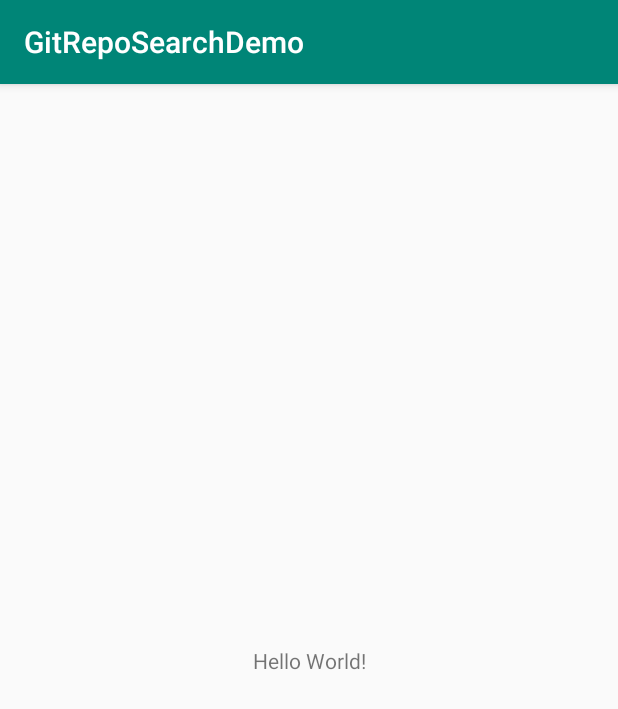
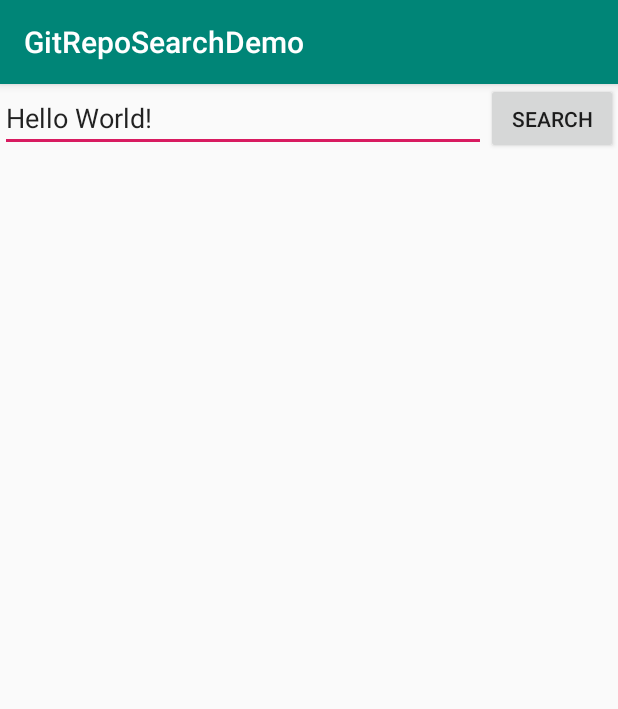
Before and after one commit to yunhaoguo/GitRepoSearchDemo, an Android app: the screen it shows after launch (MainActivity), on a phone screen of 412 x 824 dp. Shown: the top 709 px of the screen. Run offline under Robolectric (Android 15) with nearby library versions, the phone set to English and light mode, and no system bars.

Commit message:
search repo

```diff
--- a/app/src/main/AndroidManifest.xml
+++ b/app/src/main/AndroidManifest.xml
@@ -1,6 +1,8 @@
 <?xml version="1.0" encoding="utf-8"?>
 <manifest xmlns:android="http://schemas.android.com/apk/res/android"
           package="com.example.gitreposearchdemo">
+
+    <uses-permission android:name="android.permission.INTERNET"/>
 
     <application
             android:allowBackup="true"
--- a/app/src/main/java/com/example/gitreposearchdemo/MainActivity.kt
+++ b/app/src/main/java/com/example/gitreposearchdemo/MainActivity.kt
@@ -2,11 +2,58 @@ package com.example.gitreposearchdemo
 
 import androidx.appcompat.app.AppCompatActivity
 import android.os.Bundle
+import android.view.View
+import android.widget.LinearLayout
+import android.widget.Toast
+import androidx.recyclerview.widget.DividerItemDecoration
+import androidx.recyclerview.widget.LinearLayoutManager
+import com.example.gitreposearchdemo.api.GithubService
+import com.example.gitreposearchdemo.api.RepoCallback
+import com.example.gitreposearchdemo.api.RepoSearchResponse
+import com.example.gitreposearchdemo.api.search
+import com.example.gitreposearchdemo.model.Repo
+import com.example.gitreposearchdemo.ui.ReposAdapter
+import kotlinx.android.synthetic.main.activity_main.*
+import retrofit2.Call
+import retrofit2.Callback
+import retrofit2.Response
 
 class MainActivity : AppCompatActivity() {
+
+    private var repos: MutableList<Repo> = mutableListOf()
+
+    private val adapter = ReposAdapter(repos)
+
+    private val service by lazy {
+        GithubService.create()
+    }
 
     override fun onCreate(savedInstanceState: Bundle?) {
         super.onCreate(savedInstanceState)
         setContentView(R.layout.activity_main)
+
+        rv.layoutManager = LinearLayoutManager(this)
+        rv.adapter = adapter
+        val decoration = DividerItemDecoration(this, DividerItemDecoration.VERTICAL)
+        rv.addItemDecoration(decoration)
+        btn_search.setOnClickListener {
+            search(
+                service,
+                et_input.text.toString(),
+                1,
+                50,
+                object : RepoCallback {
+                    override fun onSuccess(reposNet: List<Repo>) {
+                        repos.clear()
+                        repos.addAll(reposNet)
+                        adapter.notifyDataSetChanged()
+                    }
+                    override fun onFailure(e: String?) {
+
+                    }
+            })
+        }
+
+
     }
 }
--- /dev/null
+++ b/app/src/main/java/com/example/gitreposearchdemo/ui/ReposAdapter.kt
@@ -0,0 +1,32 @@
+package com.example.gitreposearchdemo.ui
+
+import android.view.LayoutInflater
+import android.view.View
+import android.view.ViewGroup
+import android.widget.TextView
+import androidx.recyclerview.widget.RecyclerView
+import com.example.gitreposearchdemo.R
+import com.example.gitreposearchdemo.model.Repo
+
+class ReposAdapter(val repos: List<Repo>) : RecyclerView.Adapter<ReposAdapter.ViewHolder>() {
+
+    override fun onCreateViewHolder(parent: ViewGroup, viewType: Int): ViewHolder {
+        val v = LayoutInflater.from(parent.context).inflate(R.layout.repo_item, parent, false)
+        return ViewHolder(v)
+    }
+
+    override fun getItemCount(): Int {
+        return repos.size
+    }
+
+    override fun onBindViewHolder(holder: ViewHolder, position: Int) {
+        holder.tvName.text = repos[position].name
+        holder.tvStar.text = repos[position].stars.toString()
+    }
+
+
+    class ViewHolder(itemView: View) : RecyclerView.ViewHolder(itemView) {
+        val tvName = itemView.findViewById<TextView>(R.id.tv_repo_name)
+        val tvStar = itemView.findViewById<TextView>(R.id.tv_repo_star)
+    }
+}
--- a/app/src/main/res/layout/activity_main.xml
+++ b/app/src/main/res/layout/activity_main.xml
@@ -7,13 +7,34 @@
         android:layout_height="match_parent"
         tools:context=".MainActivity">
 
-    <TextView
-            android:layout_width="wrap_content"
-            android:layout_height="wrap_content"
-            android:text="Hello World!"
-            app:layout_constraintBottom_toBottomOf="parent"
-            app:layout_constraintLeft_toLeftOf="parent"
-            app:layout_constraintRight_toRightOf="parent"
-            app:layout_constraintTop_toTopOf="parent"/>
+    <EditText
+        android:id="@+id/et_input"
+        android:layout_width="0dp"
+        android:layout_height="wrap_content"
+        android:text="Hello World!"
+        app:layout_constraintTop_toTopOf="parent"
+        app:layout_constraintStart_toStartOf="parent"
+        app:layout_constraintEnd_toStartOf="@id/btn_search"/>
+    <Button
+        android:id="@+id/btn_search"
+        android:layout_width="wrap_content"
+        android:layout_height="wrap_content"
+        android:text="search"
+        app:layout_constraintEnd_toEndOf="parent"
+        app:layout_constraintBottom_toTopOf="@id/rv"
+        app:layout_constraintStart_toEndOf="@id/et_input"
+        app:layout_constraintTop_toTopOf="parent"
+        />
+
+    <androidx.recyclerview.widget.RecyclerView
+        android:id="@+id/rv"
+        android:layout_width="0dp"
+        android:layout_height="0dp"
+        app:layout_constraintTop_toBottomOf="@id/et_input"
+        app:layout_constraintBottom_toBottomOf="parent"
+        app:layout_constraintStart_toStartOf="parent"
+        app:layout_constraintEnd_toEndOf="parent">
+
+    </androidx.recyclerview.widget.RecyclerView>
 
 </androidx.constraintlayout.widget.ConstraintLayout>
```
Also changed, not shown: app/build.gradle (+18 -0 lines), app/src/main/java/com/example/gitreposearchdemo/api/GithubService.kt (added, +65 -0 lines), app/src/main/java/com/example/gitreposearchdemo/api/RepoSearchResponse.kt (added, +10 -0 lines), app/src/main/java/com/example/gitreposearchdemo/model/Repo.kt (added, +14 -0 lines), app/src/main/res/layout/repo_item.xml (added, +19 -0 lines), build.gradle (+18 -0 lines).
